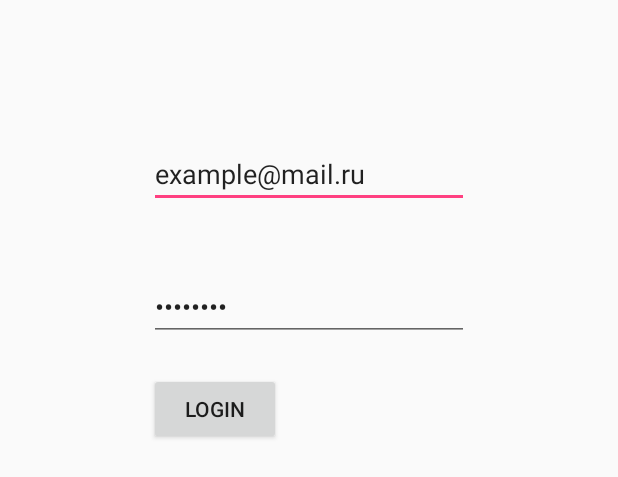
After one commit to KarenkovID/ITMO-Climbing, an Android app: the layout activity_in.xml on its own in the app's theme, with its tools: preview values and no code run, on a phone screen of 412 x 824 dp. The commit adds this screen. Shown: the top 477 px of the screen. Run offline under Robolectric (Android 15) with nearby library versions, the phone set to English and light mode, and no system bars.

Commit message:
from Natasha with love

```diff
--- /dev/null
+++ b/app/src/main/java/ru/climbing/itmo/itmoclimbing/InnActivity.java
@@ -0,0 +1,16 @@
+package ru.climbing.itmo.itmoclimbing;
+
+import android.os.Bundle;
+import android.app.Activity;
+
+/**
+ * Created by Наталия on 15.11.2016.
+ */
+
+public class InnActivity extends Activity{
+    @Override
+    protected void onCreate(Bundle savedInstanceState) {
+        super.onCreate(savedInstanceState);
+        setContentView(R.layout.activity_in);
+    }
+}
--- /dev/null
+++ b/app/src/main/res/layout/activity_in.xml
@@ -0,0 +1,37 @@
+<?xml version="1.0" encoding="utf-8"?>
+<RelativeLayout xmlns:android="http://schemas.android.com/apk/res/android"
+    android:orientation="vertical" android:layout_width="match_parent"
+    android:layout_height="match_parent"
+    android:weightSum="1">
+
+    <EditText
+        android:layout_width="wrap_content"
+        android:layout_height="wrap_content"
+        android:inputType="textEmailAddress"
+        android:ems="10"
+        android:text="example@mail.ru"
+        android:id="@+id/editText"
+        android:layout_marginTop="93dp"
+        android:layout_alignParentTop="true"
+        android:layout_centerHorizontal="true" />
+
+    <EditText
+        android:layout_width="wrap_content"
+        android:layout_height="wrap_content"
+        android:inputType="textPassword"
+        android:ems="10"
+        android:text = "password"
+        android:layout_below="@+id/editText"
+        android:layout_alignEnd="@+id/editText"
+        android:layout_marginTop="43dp"
+        android:id="@+id/editText2" />
+
+    <Button
+        android:text="LOGIN"
+        android:layout_width="wrap_content"
+        android:layout_height="wrap_content"
+        android:layout_below="@+id/editText2"
+        android:layout_alignStart="@+id/editText2"
+        android:layout_marginTop="21dp"
+        android:id="@+id/button" />
+</RelativeLayout>
--- a/app/src/main/res/layout/activity_main.xml
+++ b/app/src/main/res/layout/activity_main.xml
@@ -22,4 +22,5 @@
         app:headerLayout="@layout/nav_header_main"
         app:menu="@menu/activity_main_drawer" />
 
+
 </android.support.v4.widget.DrawerLayout>
```
Also changed, not shown: app/src/main/java/ru/climbing/itmo/itmoclimbing/MainActivity.java (line endings or trailing spaces).
